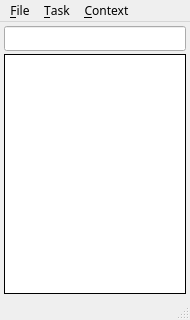
Above: ui/main.ui from middleofdreams/workload before the change. Below: the same form after it.
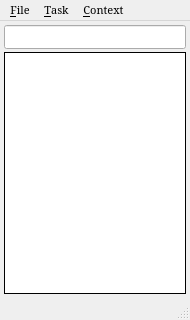
That is the form after the change. Icons and pictures are not drawn.

What changed in the file:
```diff
--- a/ui/main.ui
+++ b/ui/main.ui
@@ -33,7 +33,8 @@
   </property>
   <property name="font">
    <font>
-    <family>monofur</family>
+    <family>Serif</family>
+    <pointsize>8</pointsize>
    </font>
   </property>
   <property name="windowTitle">
@@ -71,11 +72,6 @@
         <height>0</height>
        </size>
       </property>
-      <property name="font">
-       <font>
-        <family>monofur</family>
-       </font>
-      </property>
       <property name="acceptDrops">
        <bool>true</bool>
       </property>
```
